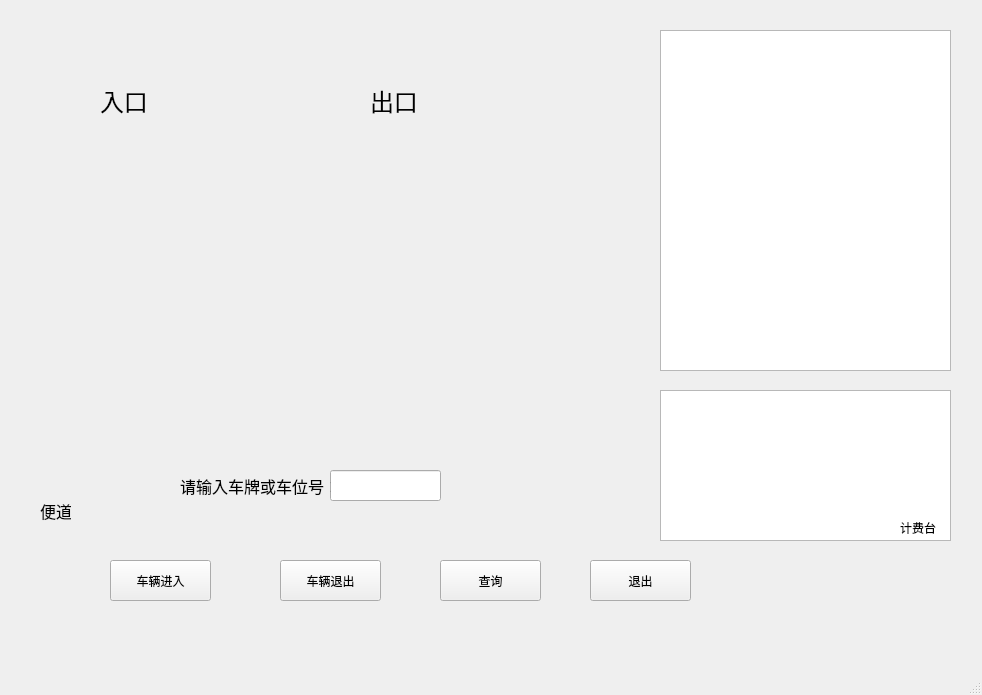
Old version of the form mainwindow.ui in the repository Trisenna/QT-.
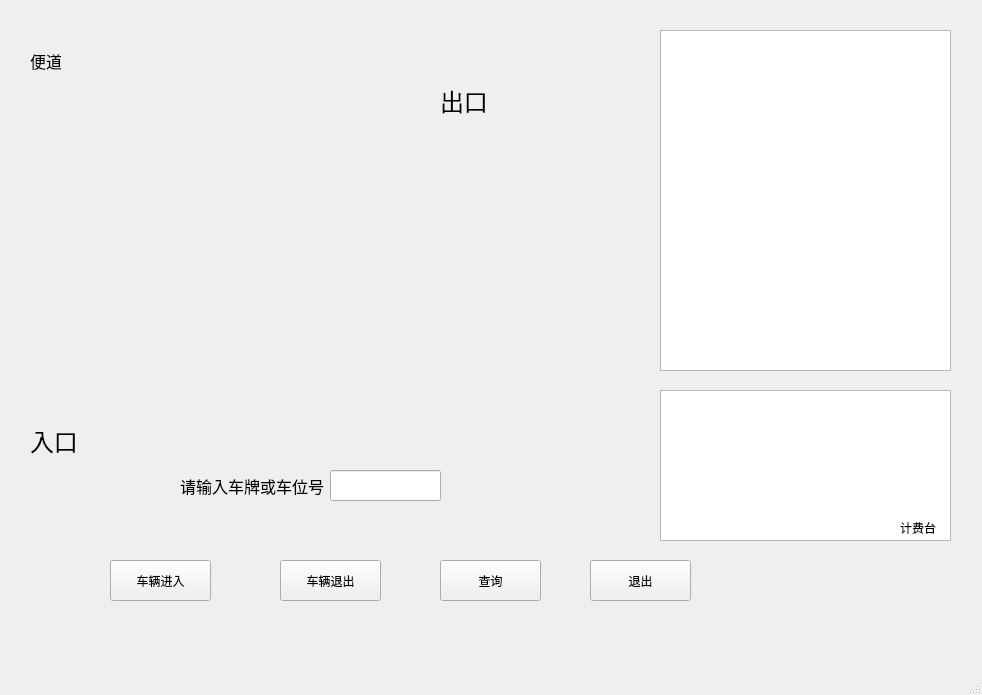
New version of the form.

```diff
--- a/mainwindow.ui
+++ b/mainwindow.ui
@@ -66,8 +66,8 @@
    <widget class="QLabel" name="label_3">
     <property name="geometry">
      <rect>
-      <x>40</x>
-      <y>500</y>
+      <x>30</x>
+      <y>50</y>
       <width>31</width>
       <height>21</height>
      </rect>
@@ -158,8 +158,8 @@
    <widget class="QLabel" name="label">
     <property name="geometry">
      <rect>
-      <x>100</x>
-      <y>80</y>
+      <x>30</x>
+      <y>420</y>
       <width>61</width>
       <height>41</height>
      </rect>
@@ -176,7 +176,7 @@
    <widget class="QLabel" name="label_4">
     <property name="geometry">
      <rect>
-      <x>370</x>
+      <x>440</x>
       <y>80</y>
       <width>61</width>
       <height>41</height>
```
